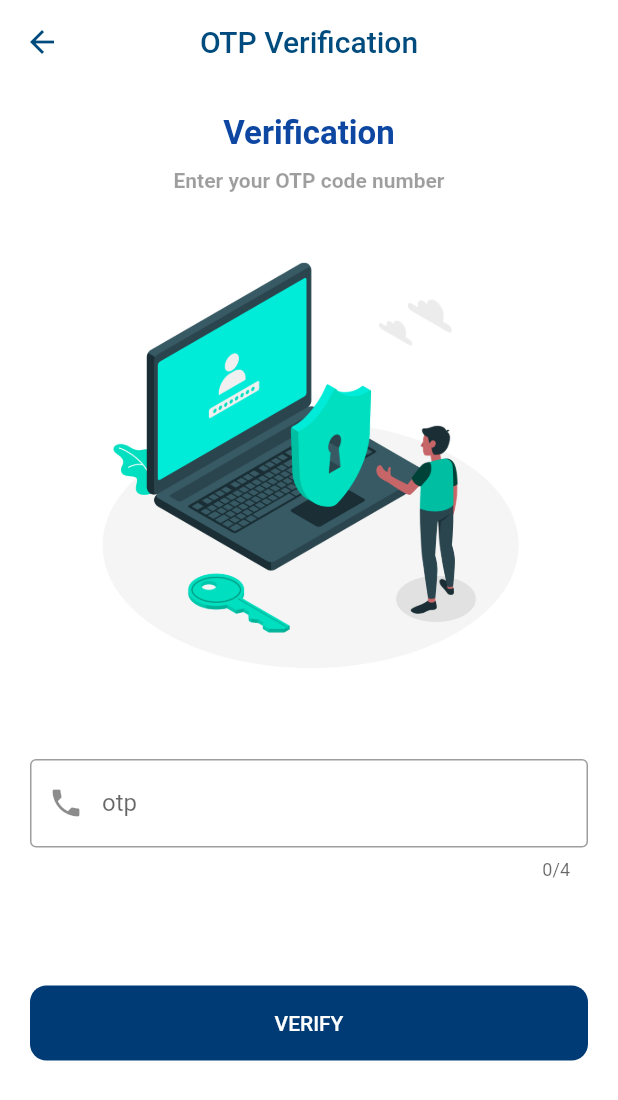
After one commit to S-pay1/payment_project, a Flutter app: the Otplogin screen opened directly, on a phone screen of 412 x 824 dp. The commit adds this screen. Shown: the top 1100 px of the screen. Run offline on Flutter 3.47's test engine with Material 2 defaults, Android fonts, the phone set to English and light mode, and no system bars; our stand-ins replace bloc, conditional_builder, dio, flutter_bloc, flutter_pw_validator, fluttertoast and 2 more; missing offline and left inert: encrypt, fl_toast, pointycastle; accounts and stored records are empty; network calls fail.

Commit message:
joo update

```diff
--- /dev/null
+++ b/flutter_application_1/lib/modules/Otpss/otp_login.dart
@@ -0,0 +1,128 @@
+import 'package:flutter/material.dart';
+import 'package:flutter_application_1/shared/global.dart';
+import 'package:flutter_bloc/flutter_bloc.dart';
+
+import '../../layout/home/homePageLayout.dart';
+import '../../shared/components/components.dart';
+import 'cubit/otp_cubit.dart';
+
+class Otplogin extends StatelessWidget {
+  const Otplogin({Key key}) : super(key: key);
+
+  @override
+  Widget build(BuildContext context) {
+    final _formKey = GlobalKey<FormState>();
+    // var phoneController = TextEditingController();
+    var OTPcontroller = TextEditingController();
+
+    return BlocProvider(
+      create: (BuildContext context) => OtpCubit(),
+      child: BlocConsumer<OtpCubit, OtpState>(
+        // ignore: void_checks
+        listener: (context, state) {
+          if (state is Otpsuccess) {
+            if (state.model.status) {
+              Navigator.push(context,
+                  MaterialPageRoute(builder: (context) => Homelayout()));
+            } else {
+              showDialog(
+                  context: context,
+                  builder: (context) {
+                    return AlertDialog(
+                      title: Text('error'),
+                      actions: [
+                        TextButton(
+                          onPressed: () {},
+                          child: Text(
+                            'ok',
+                            style: TextStyle(color: Colors.blue, fontSize: 18),
+                          ),
+                        )
+                      ],
+                    );
+                  });
+            }
+          }
+        },
+
+        builder: (context, state) {
+          return Scaffold(
+            appBar: AppBar(
+              title: Text('OTP Verification'),
+            ),
+            body: Padding(
+              padding: const EdgeInsets.all(20.0),
+              child: SingleChildScrollView(
+                child: Form(
+                  key: _formKey,
+                  child: Column(
+                    children: [
+                      Text(
+                        'Verification',
+                        style: TextStyle(
+                            fontSize: 22,
+                            fontWeight: FontWeight.bold,
+                            color: Colors.blue[900]),
+                      ),
+                      SizedBox(
+                        height: 10,
+                      ),
+                      Text(
+                        "Enter your OTP code number",
+                        style: TextStyle(
+                          fontSize: 14,
+                          fontWeight: FontWeight.bold,
+                          color: Colors.black38,
+                        ),
+                      ),
+                      SizedBox(
+                        height: 28,
+                      ),
+                      Image(
+                        image: AssetImage("assets/images/2942004.jpg"),
+                        height: 300.0,
+                        width: 300.0,
+                      ),
+                      SizedBox(
+                        height: 50,
+                      ),
+                      defaultFormField(
+                          controller: OTPcontroller,
+                          length: 4,
+                          type: TextInputType.number,
+                          label: 'otp',
+                          prefix: Icons.phone,
+                          validate: (String value) {
+                            if (value.isEmpty) {
+                              return 'Please Enter Your otp';
+                            }
+
+                            return null;
+                          }),
+                      SizedBox(
+                        height: 20,
+                      ),
+                      SizedBox(
+                        height: 50.0,
+                      ),
+                      defaultButton(
+                        function: () {
+                          if (_formKey.currentState.validate()) {
+                            OtpCubit.get(context)
+                                .userOtpCheak(otp: OTPcontroller.text);
+                          }
+                        },
+                        text: 'verify',
+                      ),
+                      SizedBox(height: 5.0),
+                    ],
+                  ),
+                ),
+              ),
+            ),
+          );
+        },
+      ),
+    );
+  }
+}
--- a/flutter_application_1/lib/modules/user/user/login/cubit/Login_state.dart
+++ b/flutter_application_1/lib/modules/user/user/login/cubit/Login_state.dart
@@ -21,3 +21,7 @@ class loginerror extends loginState {
 class loginpaswwordChange extends loginState {}
 
 class Getmac extends loginState {}
+
+class loginOtpsuccess extends loginState {}
+
+class loginOtperror extends loginState {}
--- a/flutter_application_1/lib/shared/dio/end_points.dart
+++ b/flutter_application_1/lib/shared/dio/end_points.dart
@@ -1,3 +1,5 @@
+import 'package:flutter_application_1/modules/payment/Payment.dart';
+
 import '../global.dart';
 
 const LOGINs = 'api/login';
@@ -5,10 +7,12 @@ const LOGINs = 'api/login';
 const REIGSTERs = 'api/register';
 const CHEAKOTP = 'api/checkOtp';
 
+const Payment_data = "api/payments_data";
 const Payment = "api/payments";
 const ResendOtp = "api/resend";
 const company = "api/companies";
 const history = "clients/payments";
+const LoginOtp = "api/send_otp";
 
 const clients = 'api/clients';
 
```
Also changed, not shown: flutter_application_1/lib/modules/Service/cubit/service_cubit.dart (+74 -21 lines), flutter_application_1/lib/modules/Service/service.dart (+7 -0 lines), flutter_application_1/lib/modules/user/user/login/cubit/Login_cubit.dart (+25 -27 lines), flutter_application_1/lib/modules/user/user/login/login_screen.dart (+7 -8 lines), flutter_application_1/lib/modules/user/user/signup/Signup.dart (+1 -25 lines), flutter_application_1/lib/modules/user/user/term_Aruser.dart (added, +133 -0 lines), flutter_application_1/lib/modules/user/user/termsuser.dart (+12 -0 lines), flutter_application_1/pubspec.lock.
